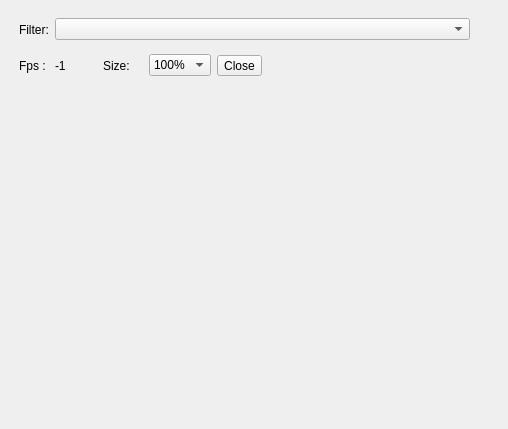
First picture: the form in SeaGoatVision/client/qt/uifiles/WinViewer.ui, repository Octets/SeaGoatVision, before the edit.
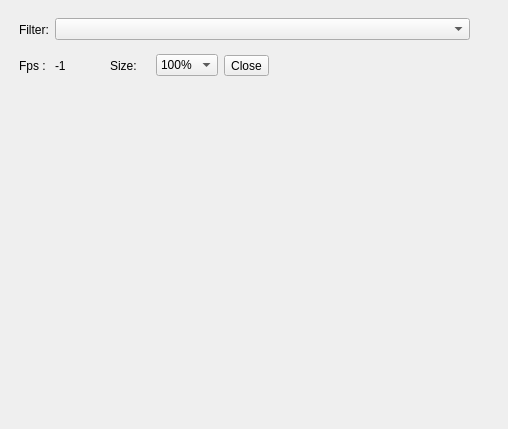
Second picture: the form after the edit.

Commit message: Add light observer when receive image. WinViewer don't close execution when closing widget.

The edit to the form file:
```diff
--- a/SeaGoatVision/client/qt/uifiles/WinViewer.ui
+++ b/SeaGoatVision/client/qt/uifiles/WinViewer.ui
@@ -102,7 +102,7 @@
         <rect>
          <x>0</x>
          <y>40</y>
-         <width>253</width>
+         <width>260</width>
          <height>33</height>
         </rect>
        </property>
```
Left out of the diff: 2 changed lines with no effect on the pictures. The commit also changes 1 other file.
